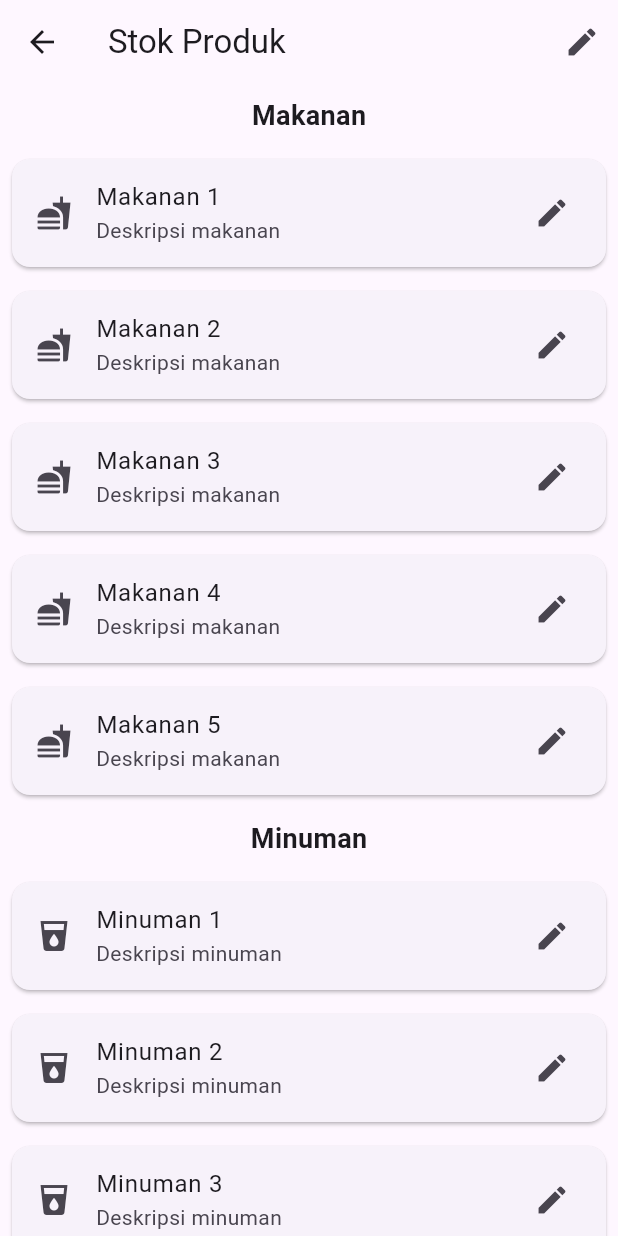
After one commit to phinnpw2/kasistokkp, a Flutter app: the screen it shows after launch, after a tap on the "store" icon, on a phone screen of 412 x 824 dp. The commit adds this screen. Run offline on Flutter 3.47's test engine with Material 3 defaults, Android fonts, the light colour scheme and no system bars; our stand-ins replace firebase_core; accounts and stored records are empty.

Commit message:
Deskripsi perubahan yang dilakukan

```diff
--- a/lib/home_screen.dart
+++ b/lib/home_screen.dart
@@ -1,4 +1,6 @@
 import 'package:flutter/material.dart';
+import 'kasir_screen.dart';  // Pastikan diimpor
+import 'stokproduk_screen.dart'; // Pastikan juga diimpor
 
 class HomeScreen extends StatelessWidget {
   @override
@@ -36,10 +38,10 @@ class HomeScreen extends StatelessWidget {
                 Row(
                   mainAxisAlignment: MainAxisAlignment.spaceEvenly,
                   children: [
-                    _buildButton(Icons.add_shopping_cart, 'Kasir'),
-                    _buildButton(Icons.store, 'Stok Produk'),
-                    _buildButton(Icons.bar_chart, 'Laporan'),
-                    _buildButton(Icons.settings, 'Pengaturan'),
+                    _buildButton(Icons.add_shopping_cart, 'Kasir', context), // Menghubungkan ke KasirScreen
+                    _buildButton(Icons.store, 'Stok Produk', context), // Menghubungkan ke StokProdukScreen
+                    _buildButton(Icons.bar_chart, 'Laporan', context),
+                    _buildButton(Icons.settings, 'Pengaturan', context),
                   ],
                 ),
               ],
@@ -51,12 +53,25 @@ class HomeScreen extends StatelessWidget {
   }
 
   // Fungsi untuk membuat tombol
-  Widget _buildButton(IconData icon, String label) {
+  Widget _buildButton(IconData icon, String label, BuildContext context) {
     return Column(
       mainAxisSize: MainAxisSize.min,
       children: [
         IconButton(
-          onPressed: () {},
+          onPressed: () {
+            if (label == 'Kasir') {
+              Navigator.push(
+                context,
+                MaterialPageRoute(builder: (context) => KasirScreen()), // Navigasi ke KasirScreen
+              );
+            } else if (label == 'Stok Produk') {
+              Navigator.push(
+                context,
+                MaterialPageRoute(builder: (context) => StokProdukScreen()), // Navigasi ke StokProdukScreen
+              );
+            }
+            // Tambahkan navigasi untuk tombol lainnya jika perlu
+          },
           icon: Icon(icon, size: 30, color: Colors.blue),
         ),
         Text(label, style: TextStyle(fontSize: 16)),
--- /dev/null
+++ b/lib/stokproduk_screen.dart
@@ -0,0 +1,81 @@
+import 'package:flutter/material.dart';
+
+class StokProdukScreen extends StatelessWidget {
+  @override
+  Widget build(BuildContext context) {
+    return Scaffold(
+      appBar: AppBar(
+        title: Text('Stok Produk'),
+        actions: [
+          IconButton(
+            icon: Icon(Icons.edit),
+            onPressed: () {
+              // Aksi untuk edit produk
+            },
+          ),
+        ],
+      ),
+      body: SingleChildScrollView(
+        child: Column(
+          children: [
+            // Bagian Makanan
+            Padding(
+              padding: const EdgeInsets.all(8.0),
+              child: Text(
+                'Makanan',
+                style: TextStyle(fontSize: 18, fontWeight: FontWeight.bold),
+              ),
+            ),
+            ListView.builder(
+              shrinkWrap: true,
+              physics: NeverScrollableScrollPhysics(),
+              itemCount: 5, // Jumlah makanan
+              itemBuilder: (context, index) {
+                return Card(
+                  margin: EdgeInsets.all(8.0),
+                  child: ListTile(
+                    leading: Icon(Icons.fastfood),
+                    title: Text('Makanan ${index + 1}'),
+                    subtitle: Text('Deskripsi makanan'),
+                    trailing: Icon(Icons.edit),
+                    onTap: () {
+                      // Aksi edit produk
+                    },
+                  ),
+                );
+              },
+            ),
+
+            // Bagian Minuman
+            Padding(
+              padding: const EdgeInsets.all(8.0),
+              child: Text(
+                'Minuman',
+                style: TextStyle(fontSize: 18, fontWeight: FontWeight.bold),
+              ),
+            ),
+            ListView.builder(
+              shrinkWrap: true,
+              physics: NeverScrollableScrollPhysics(),
+              itemCount: 5, // Jumlah minuman
+              itemBuilder: (context, index) {
+                return Card(
+                  margin: EdgeInsets.all(8.0),
+                  child: ListTile(
+                    leading: Icon(Icons.local_drink),
+                    title: Text('Minuman ${index + 1}'),
+                    subtitle: Text('Deskripsi minuman'),
+                    trailing: Icon(Icons.edit),
+                    onTap: () {
+                      // Aksi edit produk
+                    },
+                  ),
+                );
+              },
+            ),
+          ],
+        ),
+      ),
+    );
+  }
+}
```
Also changed, not shown: lib/kasir_screen.dart (added, +130 -0 lines), 1 other file.
